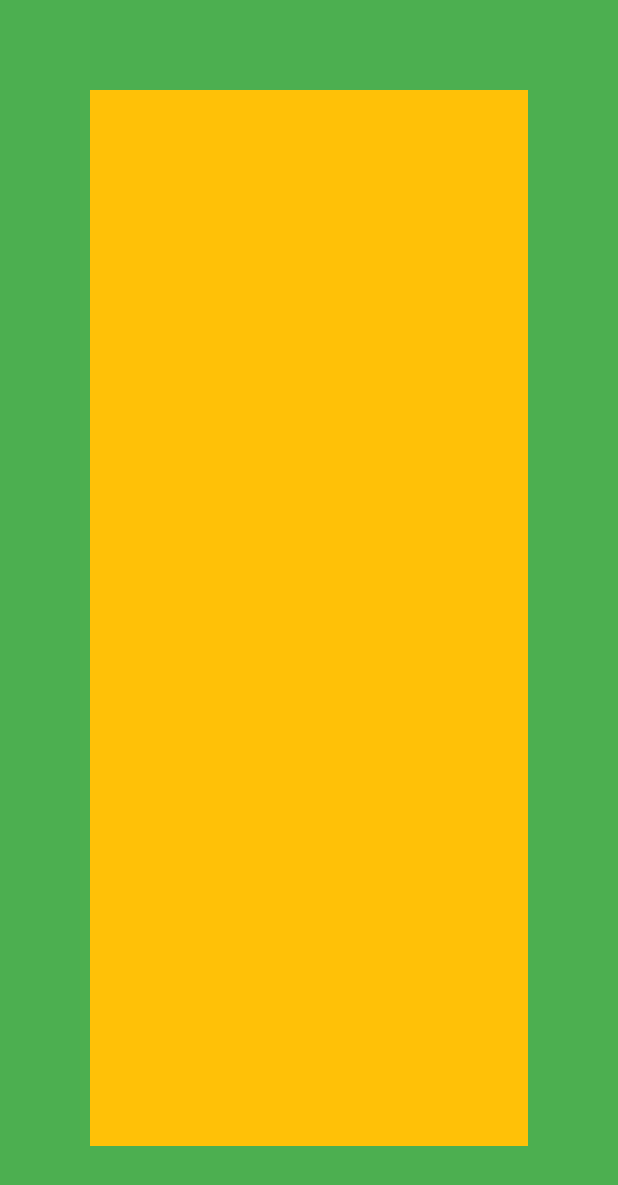
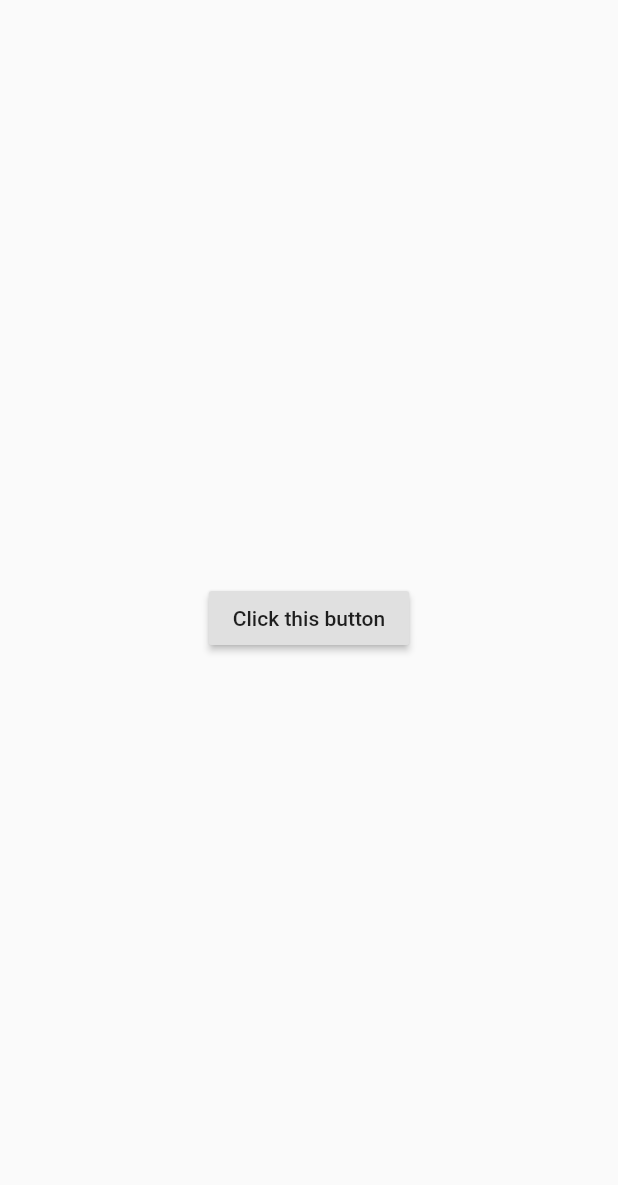
Before and after one commit to sinistra/flutter_widgets, a Flutter app: the screen it shows after launch, on a phone screen of 412 x 824 dp. Shown: the top 1185 px of the screen. Run offline on Flutter 3.47's test engine with Material 2 defaults, Android fonts, the phone set to English and light mode, and no system bars.

```diff
--- a/lib/main.dart
+++ b/lib/main.dart
@@ -6,18 +6,33 @@ void main() {
   );
 }
 
-class FmtApp extends StatelessWidget {
+class FmtApp extends StatefulWidget {
+  @override
+  _FmtAppState createState() => _FmtAppState();
+}
+
+class _FmtAppState extends State<FmtApp> {
+
+  String ttext = '';
+  @override
+  void initState() {
+    ttext = 'Click this button';
+    super.initState();
+  }
+
+  void changeButton() {
+    setState(() {
+      ttext = 'Button changed';
+    });
+  }
+
   @override
   Widget build(BuildContext context) {
     return new MaterialApp(
-      title: 'Stateless Widget',
-      home : new Scaffold(
-        body: new Container(
-          color: Colors.green,
-          child: new Container(
-            color: Colors.amber,
-            margin: EdgeInsets.all(60.0),
-          ),
+      title: 'Stateful widget',
+      home: new Scaffold(
+        body: new Center(
+          child: new RaisedButton(onPressed: () {changeButton();}, child: new Text(ttext, textDirection: TextDirection.ltr,),),
         ),
       )
     );
```
